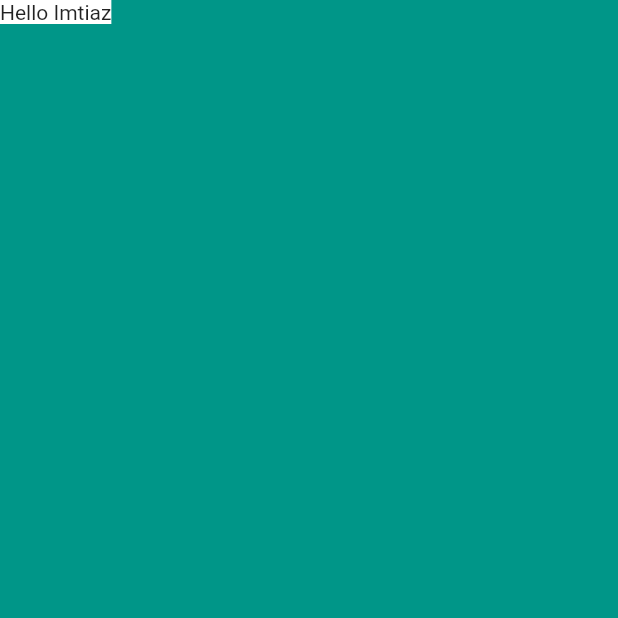
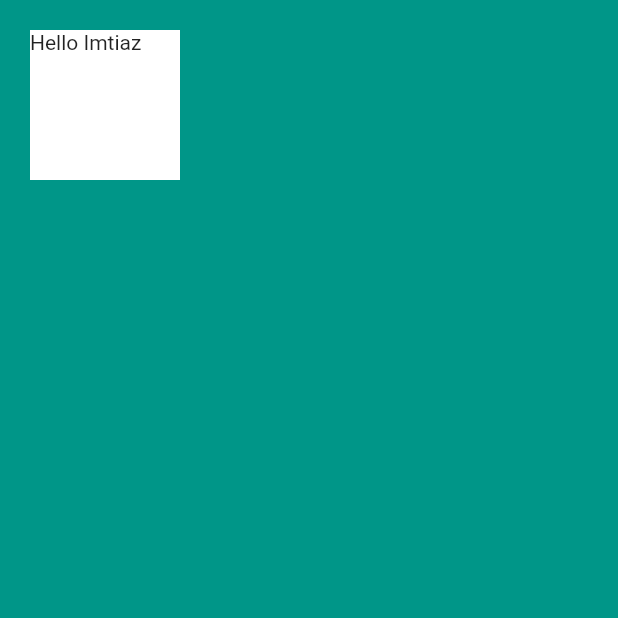
Before and after one commit to ImtiazDipto01/flutter-ui-profileapp, a Flutter app: the screen it shows after launch, on a phone screen of 412 x 824 dp, the top half of it. Run offline on Flutter 3.47's test engine with Material 2 defaults, Android fonts, the phone set to English and light mode, and no system bars.

Commit message:
ADD- margin, height,width setup for single child widget 'container'

```diff
--- a/lib/main.dart
+++ b/lib/main.dart
@@ -12,6 +12,10 @@ class MyApp extends StatelessWidget {
         backgroundColor: Colors.teal,
         body: SafeArea(
           child: Container(
+            height: 100.0,
+            width: 100.0,
+            margin: EdgeInsets.fromLTRB(
+                20.0, 20, 20, 20), // for single use you use only
             color: Colors.white,
             child: Text('Hello Imtiaz'),
           ),
```
